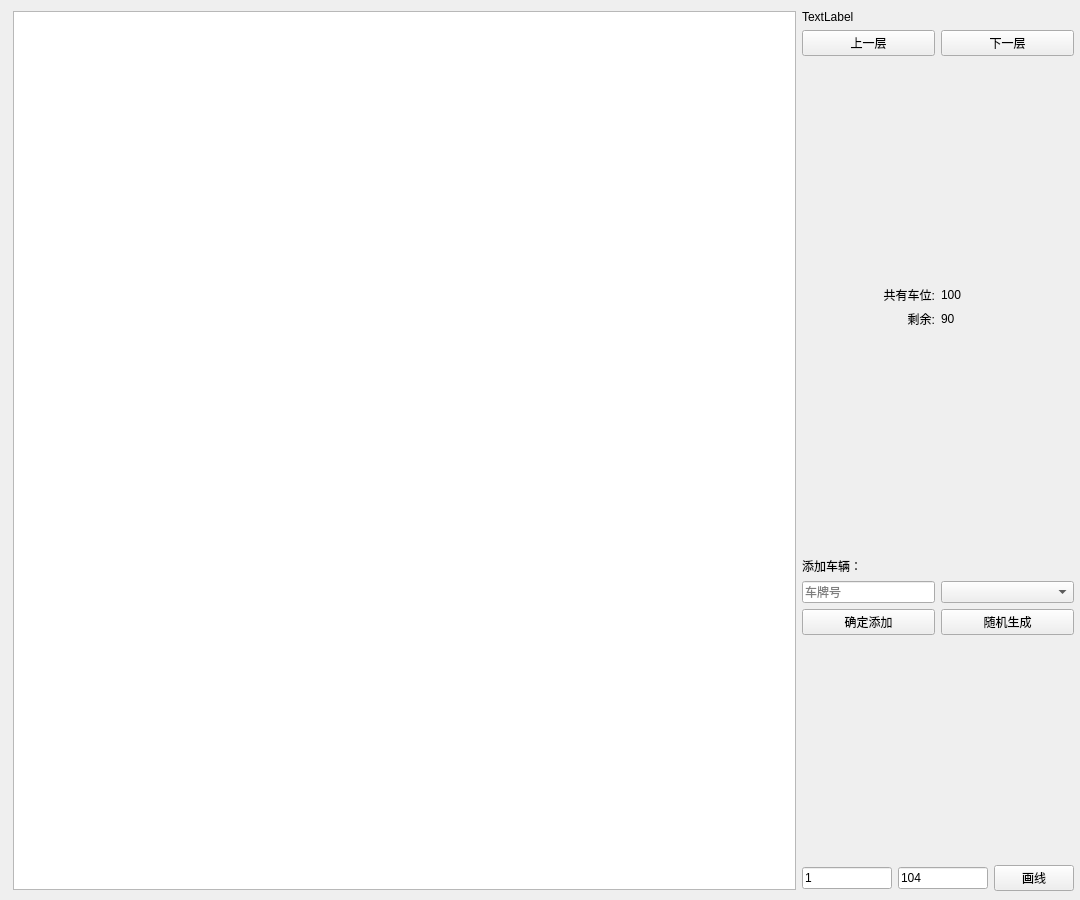
Above: monitor.ui from w-mj/DataStructureProject before the change. Below: the same form after it.
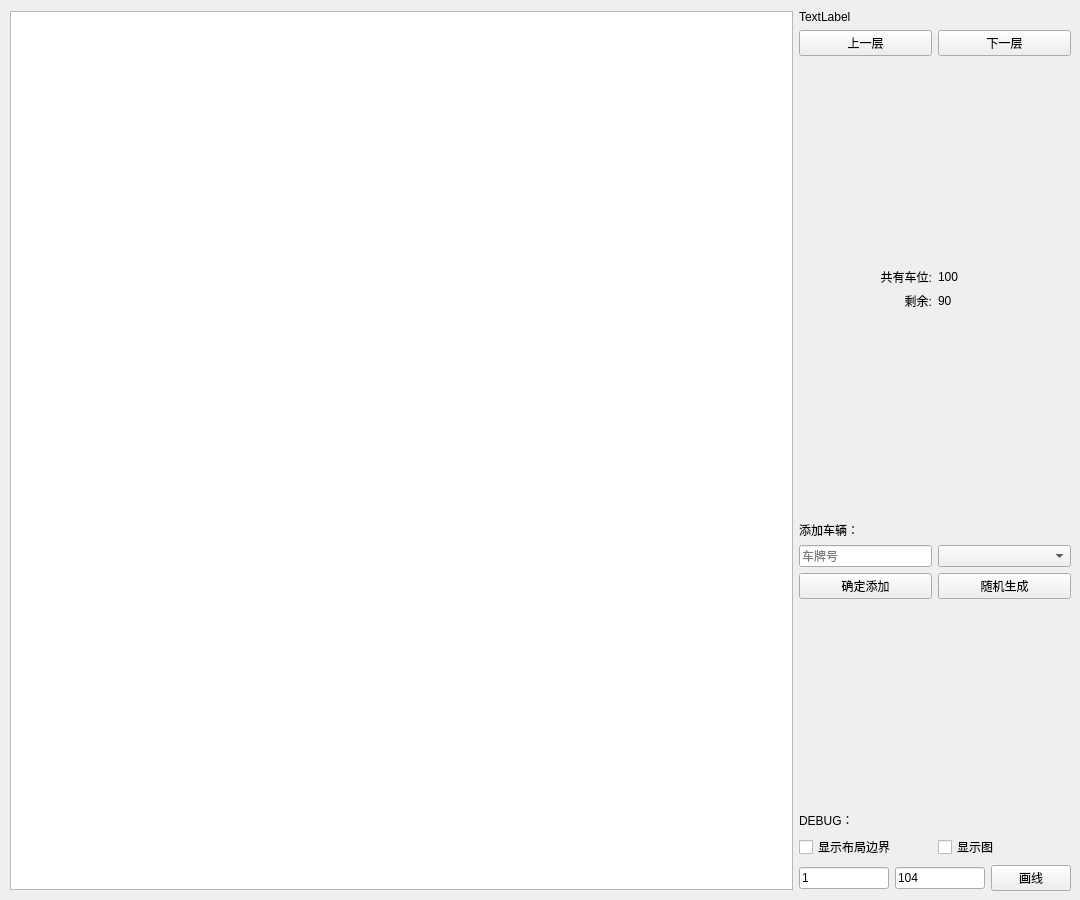
That is the form after the change.

Commit message: debug模式

Diff of the .ui file:
```diff
--- a/monitor.ui
+++ b/monitor.ui
@@ -34,7 +34,7 @@
   <widget class="QWidget" name="horizontalLayoutWidget">
    <property name="geometry">
     <rect>
-     <x>13</x>
+     <x>10</x>
      <y>10</y>
      <width>1061</width>
      <height>881</height>
@@ -67,7 +67,7 @@
      </widget>
     </item>
     <item>
-     <layout class="QVBoxLayout" name="verticalLayout" stretch="0,0,0,0,0,0,0,0,0,0,0">
+     <layout class="QVBoxLayout" name="verticalLayout" stretch="0,0,0,0,0,0,0,0,0,0,0,0,0">
       <property name="sizeConstraint">
        <enum>QLayout::SetDefaultConstraint</enum>
       </property>
@@ -243,6 +243,31 @@
         </property>
        </spacer>
       </item>
+      <item>
+       <widget class="QLabel" name="label_3">
+        <property name="text">
+         <string>DEBUG：</string>
+        </property>
+       </widget>
+      </item>
+      <item>
+       <layout class="QHBoxLayout" name="horizontalLayout_7">
+        <item>
+         <widget class="QCheckBox" name="showMargin">
+          <property name="text">
+           <string>显示布局边界</string>
+          </property>
+         </widget>
+        </item>
+        <item>
+         <widget class="QCheckBox" name="showGraph">
+          <property name="text">
+           <string>显示图</string>
+          </property>
+         </widget>
+        </item>
+       </layout>
+      </item>
       <item>
        <layout class="QHBoxLayout" name="horizontalLayout_6">
         <item>
```
The commit also changes 12 other files.
